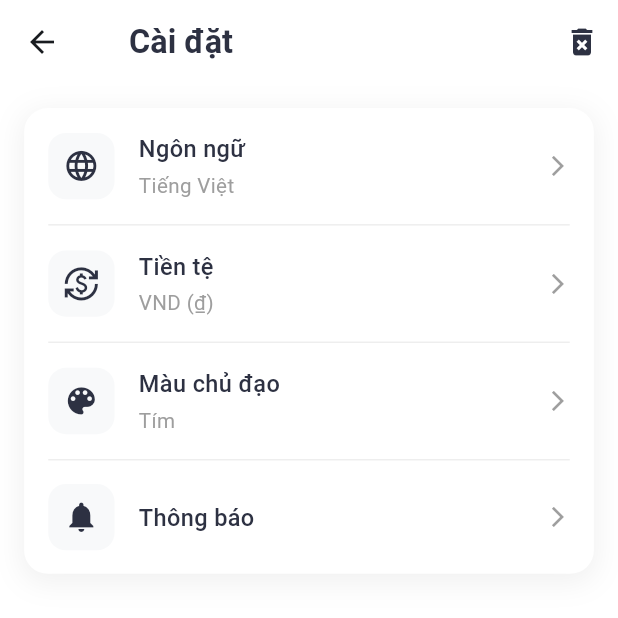
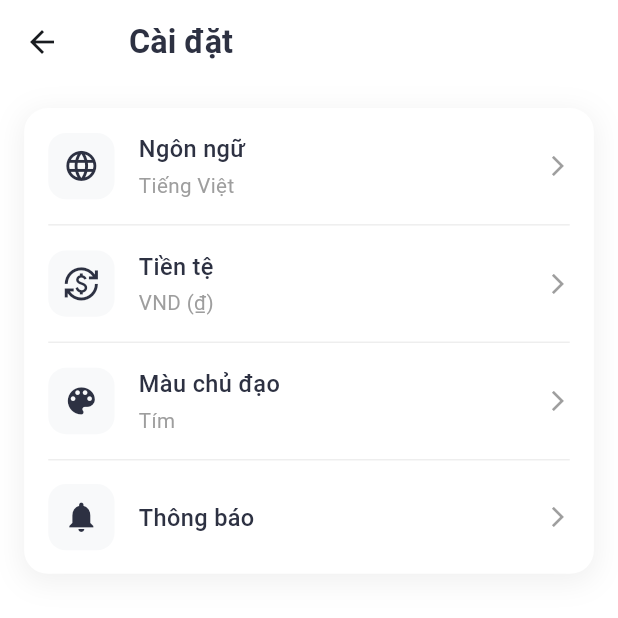
Before and after one commit to DanhCaTuanNgoc/fintrack, a Flutter app: the More screen opened directly, on a phone screen of 412 x 824 dp, the top half of it. Run offline on Flutter 3.47's test engine with Material 3 defaults, Android fonts, the phone set to English and light mode, and no system bars; our stand-ins replace fl_chart, flutter_local_notifications, flutter_riverpod, flutter_screenutil, google_fonts, riverpod_annotation and 3 more; missing offline and left inert: workmanager; accounts and stored records are empty; statements that could not run were skipped.

```diff
--- a/lib/ui/more.dart
+++ b/lib/ui/more.dart
@@ -88,15 +88,15 @@ class _MoreState extends ConsumerState<More> {
             ),
           ),
         ),
-        actions: [
-          IconButton(
-            icon: const Icon(Icons.delete_forever, color: Color(0xFF2D3142)),
-            onPressed: () async {
-              await removeData();
-              await ref.read(booksProvider.notifier).deleteAllBooks();
-            },
-          ),
-        ],
+        // actions: [
+        //   IconButton(
+        //     icon: const Icon(Icons.delete_forever, color: Color(0xFF2D3142)),
+        //     onPressed: () async {
+        //       await removeData();
+        //       await ref.read(booksProvider.notifier).deleteAllBooks();
+        //     },
+        //   ),
+        // ],
       ),
       body: Padding(
         padding: EdgeInsets.all(16.w),
```
